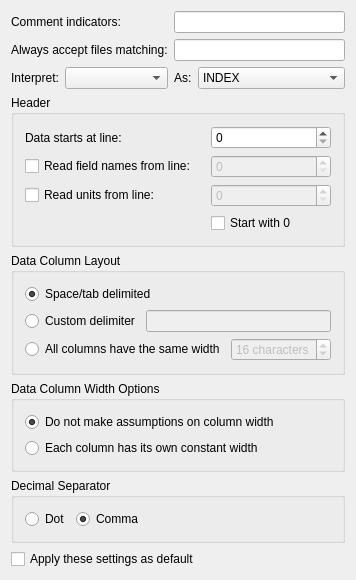
Qt form src/datasources/ascii/asciiconfig.ui (Kst-plot/kst) before a commit.
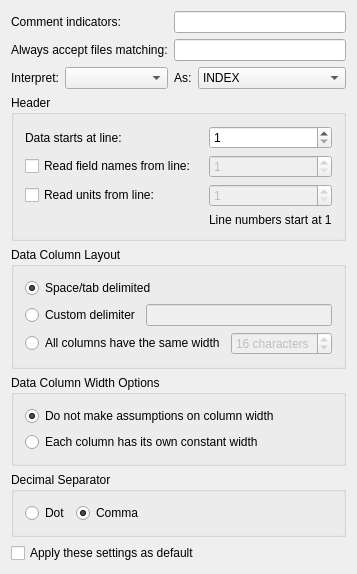
The same form after that commit.

Commit message: line numbers start at 1 in the dialog, internal we start at 0

What changed in the file:
```diff
--- a/src/datasources/ascii/asciiconfig.ui
+++ b/src/datasources/ascii/asciiconfig.ui
@@ -6,7 +6,7 @@
    <rect>
     <x>0</x>
     <y>0</y>
-    <width>355</width>
+    <width>357</width>
     <height>532</height>
    </rect>
   </property>
@@ -142,7 +142,7 @@
         </property>
        </widget>
       </item>
-      <item row="0" column="1">
+      <item row="0" column="2">
        <widget class="QSpinBox" name="_startLine">
         <property name="sizePolicy">
          <sizepolicy hsizetype="Minimum" vsizetype="Fixed">
@@ -151,13 +151,13 @@
          </sizepolicy>
         </property>
         <property name="minimum">
-         <number>0</number>
+         <number>1</number>
         </property>
         <property name="maximum">
          <number>9999999</number>
         </property>
         <property name="value">
-         <number>0</number>
+         <number>1</number>
         </property>
        </widget>
       </item>
@@ -168,7 +168,7 @@
         </property>
        </widget>
       </item>
-      <item row="1" column="1">
+      <item row="1" column="2">
        <widget class="QSpinBox" name="_fieldsLine">
         <property name="enabled">
          <bool>false</bool>
@@ -180,13 +180,13 @@
          </sizepolicy>
         </property>
         <property name="minimum">
-         <number>0</number>
+         <number>1</number>
         </property>
         <property name="maximum">
          <number>9999999</number>
         </property>
         <property name="value">
-         <number>0</number>
+         <number>1</number>
         </property>
        </widget>
       </item>
@@ -197,7 +197,7 @@
         </property>
        </widget>
       </item>
-      <item row="2" column="1">
+      <item row="2" column="2">
        <widget class="QSpinBox" name="_unitsLine">
         <property name="enabled">
          <bool>false</bool>
@@ -208,18 +208,21 @@
           <verstretch>0</verstretch>
          </sizepolicy>
         </property>
+        <property name="minimum">
+         <number>1</number>
+        </property>
         <property name="maximum">
          <number>9999999</number>
         </property>
         <property name="value">
-         <number>0</number>
+         <number>1</number>
         </property>
        </widget>
       </item>
-      <item row="3" column="1">
-       <widget class="QCheckBox" name="_zeroStart">
+      <item row="3" column="2">
+       <widget class="QLabel" name="label">
         <property name="text">
-         <string>Start with 0 </string>
+         <string>Line numbers start at 1</string>
         </property>
        </widget>
       </item>
```
The commit also changes 4 other files.
